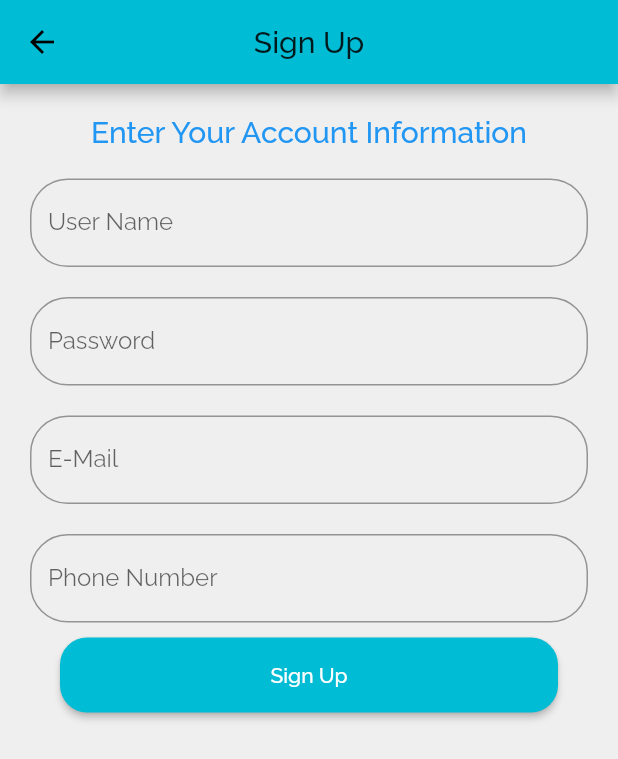
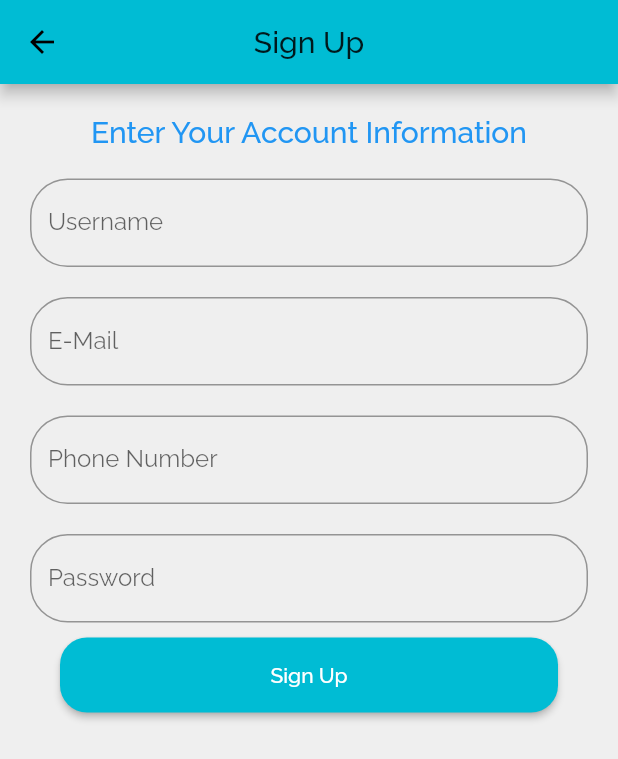
Before and after one commit to naqibnorbaini/homeservice, a Flutter app: the SignUpPage screen opened directly, after a tap on "Sign Up", on a phone screen of 412 x 824 dp. Shown: the top 759 px of the screen. Run offline on Flutter 3.47's test engine with Material 2 defaults, Android fonts, the phone set to English and light mode, and no system bars; our stand-ins replace cloud_firestore, firebase_auth, firebase_core; accounts and stored records are empty; network calls fail.

Commit message:
31.12.2020

```diff
--- a/lib/MainPage.dart
+++ b/lib/MainPage.dart
@@ -1,6 +1,7 @@
 import "package:flutter/material.dart";
 
 class MainPage extends StatelessWidget {
+
   var services = [
     "House Cleaning Service",
     "Carpet Cleaning Service",
@@ -50,14 +51,13 @@ class MainPage extends StatelessWidget {
           Padding(
            padding: EdgeInsets.all(20),
             child: Text(services[index],style: TextStyle(fontSize: 16,height: 1.2,fontWeight: FontWeight.bold),textAlign: TextAlign.center,),
-    )
+         ),
         ],
     ),
+
     );
            }
     ),
     ));
-
     }
-
 }
--- a/lib/SignUpPage.dart
+++ b/lib/SignUpPage.dart
@@ -1,4 +1,7 @@
+import 'package:firebase_auth/firebase_auth.dart';
 import 'package:flutter/material.dart';
+import 'package:homeservice/authenticationservice.dart';
+import 'package:provider/provider.dart';
 
 class SignUpPage extends StatefulWidget {
 
@@ -8,8 +11,8 @@ class SignUpPage extends StatefulWidget {
 
 class _State extends State<SignUpPage> {
   TextEditingController usernameController = TextEditingController();
+  TextEditingController emailController = TextEditingController();
   TextEditingController passwordController = TextEditingController();
-  TextEditingController emailController = TextEditingController();
   TextEditingController phoneController = TextEditingController();
 
   @override
@@ -40,21 +43,10 @@ class _State extends State<SignUpPage> {
                 decoration: InputDecoration(
                   border: new OutlineInputBorder(
                     borderRadius: new BorderRadius.circular(25.0),),
-                  labelText: 'User Name',
-                  ),
-                  ),
-                  ),
-                Container(
-                  padding: EdgeInsets.all(10),
-                    child: TextField(
-                    controller: passwordController,
-                    decoration: InputDecoration(
-                    border: new OutlineInputBorder(
-                    borderRadius: new BorderRadius.circular(25.0),),
-                    labelText: 'Password',
-                    ),
-                    ),
-                    ),
+                  labelText: 'Username',
+                ),
+              ),
+            ),
             Container(
               padding: EdgeInsets.all(10),
               child: TextField(
@@ -78,6 +70,18 @@ class _State extends State<SignUpPage> {
               ),
             ),
             Container(
+              padding: EdgeInsets.all(10),
+              child: TextField(
+                controller: passwordController,
+                decoration: InputDecoration(
+                  border: new OutlineInputBorder(
+                    borderRadius: new BorderRadius.circular(25.0),),
+                  labelText: 'Password',
+                ),
+              ),
+            ),
+
+            Container(
                 height: 50,
                 padding: EdgeInsets.fromLTRB(30, 0, 30, 0),
                 child: RaisedButton(
@@ -88,10 +92,13 @@ class _State extends State<SignUpPage> {
                     borderRadius: BorderRadius.circular(18.0),
                   ),
                   onPressed: () {
-                    print(usernameController.text);
-                    print(passwordController.text);
-                    print(emailController.text);
-                    print(phoneController.text);
+                    context.read<AuthenticationService>().signUp(
+                      email: emailController.text,
+                      password: passwordController.text,
+                    );
+                    User updateUser = FirebaseAuth.instance.currentUser;
+                    updateUser.updateProfile(displayName: usernameController.text);
+                    userSetup(usernameController.text);
                   },
                 )),
           ],
@@ -99,4 +106,6 @@ class _State extends State<SignUpPage> {
       ),
     );
   }
+
+  void userSetup(String text) {}
 }
--- a/pubspec.yaml
+++ b/pubspec.yaml
@@ -30,9 +30,8 @@ dependencies:
   # Use with the CupertinoIcons class for iOS style icons.
   cupertino_icons: ^1.0.0
   firebase_auth: ^0.18.3+1
-  cloud_firestore: ^0.14.3+1
+  cloud_firestore: ^0.14.4
   firebase_core: ^0.5.2+1
-
   provider: ^4.3.2+2
 
 dev_dependencies:
```
Also changed, not shown: lib/DetailPage.dart (added, +31 -0 lines), lib/HomeCleaning.dart (added, +57 -0 lines), lib/Login_Screen.dart (+4 -4 lines), lib/Profile.dart (+61 -2 lines), lib/Search.dart (+18 -0 lines), lib/authenticationservice.dart (+12 -0 lines), pubspec.lock. Lines whose indentation alone changed are shown as unchanged.
